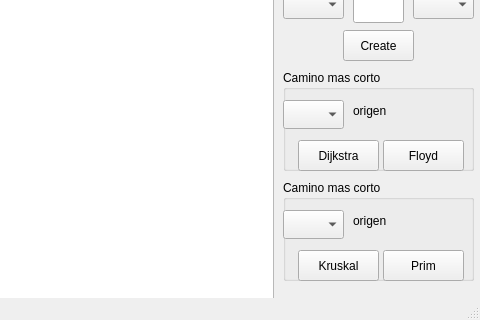
The window that graphgraph.ui (KenyStev/Graph-Estructura-P2) describes before a commit, drawn with Qt 5; both pictures show x 307 to 787 and y 176 to 496 of the 787 by 496 pixel window.
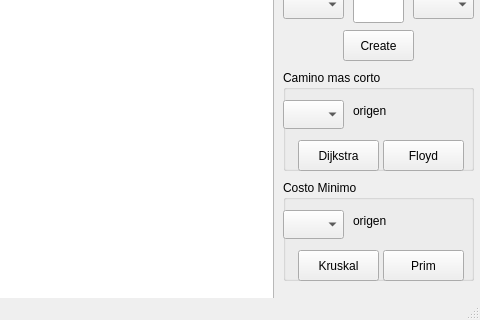
The same window after the commit.

```diff
--- a/graphgraph.ui
+++ b/graphgraph.ui
@@ -227,7 +227,7 @@
      </rect>
     </property>
     <property name="title">
-     <string>Camino mas corto</string>
+     <string>Costo Minimo</string>
     </property>
     <widget class="QPushButton" name="btnKruskal">
      <property name="geometry">
```
Left out of the diff: 6 changed lines with no effect on the pictures.
